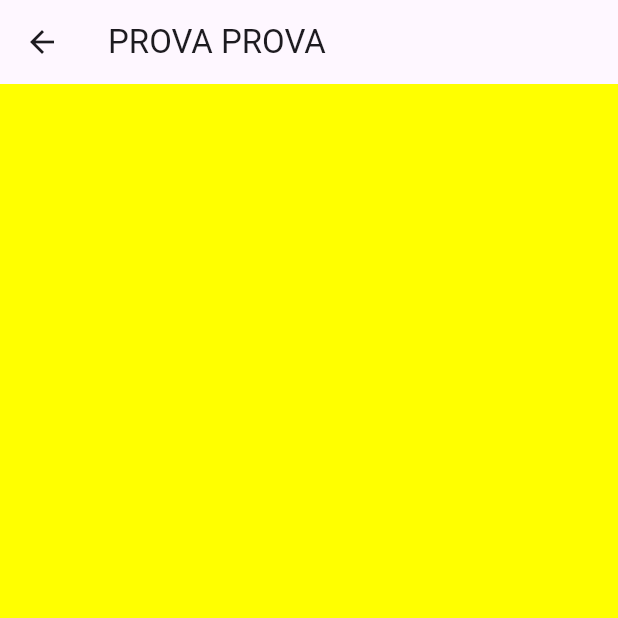
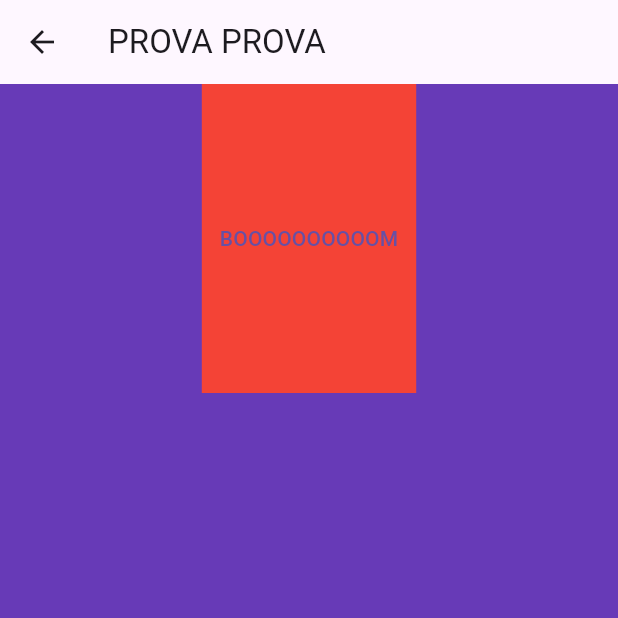
Before and after one commit to AndreiBogdanPislaru/couples_app, a Flutter app: the Home screen opened by its route, on a phone screen of 412 x 824 dp, the top half of it. Run offline on Flutter 3.47's test engine with Material 3 defaults, Android fonts, the phone set to English and light mode, and no system bars; our stand-ins replace get; missing offline and left inert: dart_earcut.

Commit message:
[v 0.1.0b1] Added a first sketch of the draw note module

```diff
--- a/lib/controllers/homeController.dart
+++ b/lib/controllers/homeController.dart
@@ -1,5 +1,9 @@
+import 'dart:ui' as ui;
+
 import 'package:get/get.dart';
 
 class HomeController extends GetxController {
-
+  Rx<ui.Size?> size = Rxn();
+  Rx<ui.Offset> cursorPoint = ui.Offset(0.0, 0.0).obs;
+  RxList<ui.Offset> listOfPoints = <ui.Offset>[].obs;
 }
--- /dev/null
+++ b/lib/customPainter/drawNote.dart
@@ -0,0 +1,24 @@
+import 'dart:ui' as ui;
+
+import 'package:flutter/material.dart';
+
+class DrawNote extends CustomPainter{
+  List<ui.Offset> listOfCursorPosition;
+
+  DrawNote({required this.listOfCursorPosition});
+
+  @override
+  void paint(ui.Canvas canvas, ui.Size size) {
+    for (ui.Offset cursorPoint in listOfCursorPosition) {
+      canvas.drawCircle(cursorPoint, 15, ui.Paint()..color = Colors.white);
+    }
+  }
+
+  @override
+  bool shouldRepaint(covariant CustomPainter oldDelegate) {
+    return true;
+  }
+
+
+
+}
--- a/lib/pages/home.dart
+++ b/lib/pages/home.dart
@@ -1,16 +1,24 @@
 import 'package:flutter/material.dart';
 import 'package:get/get.dart';
 import 'package:heart_bit_love/controllers/homeController.dart';
+import 'package:heart_bit_love/customPainter/drawNote.dart';
 
 class Home extends StatefulWidget {
   Home({Key? key}) : super(key: key);
-  final HomeController controller = Get.put(HomeController());
 
   @override
   State<StatefulWidget> createState() => HomeState();
 }
 
 class HomeState extends State<Home> {
+  final HomeController controller = Get.put(HomeController());
+
+  @override
+  void didChangeDependencies() {
+    super.didChangeDependencies();
+    controller.size.value = MediaQuery.of(context).size;
+  }
+
   @override
   Widget build(BuildContext context) {
     return Scaffold(
@@ -19,16 +27,47 @@ class HomeState extends State<Home> {
       ),
       body: Align(
         child: Container(
-          color: Colors.deepPurple,
-          foregroundDecoration: BoxDecoration.lerp(BoxDecoration(color: Colors.green), BoxDecoration(color: Colors.yellow), 10),
-          child: Expanded(
-            child: Container(
-              color: Colors.deepOrange,
-            ),
-          ),
-        ),
+            color: Colors.deepPurple,
+            child: Column(
+              children: [
+                Container(
+                  height: controller.size.value!.height / 4,
+                  color: Colors.red,
+                  child: TextButton(
+                    onPressed: () {
+                      controller.listOfPoints.clear();
+                    },
+                    child: Text("BOOOOOOOOOOM"),
+                  ),
+                ),
+                Align(
+                  alignment: Alignment.topLeft,
+                  child: Stack(
+                    children: [
+                      Container(
+                        height: 400,
+                        color: Colors.yellow,
+                        child: Obx(
+                          () => CustomPaint(
+                            painter:
+                                DrawNote(listOfCursorPosition: controller.listOfPoints.value),
+                          ),
+                        ),
+                      ),
+                      Container(
+                        height: 600,
+                        child: GestureDetector(
+                          onPanUpdate: (details) {
+                            controller.listOfPoints.add(details.localPosition);
+                          },
+                        ),
+                      )
+                    ],
+                  ),
+                )
+              ],
+            )),
       ),
     );
   }
-
 }
--- a/pubspec.yaml
+++ b/pubspec.yaml
@@ -16,7 +16,7 @@ publish_to: 'none' # Remove this line if you wish to publish to pub.dev
 # https://developer.apple.com/library/archive/documentation/General/Reference/InfoPlistKeyReference/Articles/CoreFoundationKeys.html
 # In Windows, build-name is used as the major, minor, and patch parts
 # of the product and file versions while build-number is used as the build suffix.
-version: 0.0.61+1
+version: 0.1.00+1
 
 environment:
   sdk: '>=3.4.3 <4.0.0'
```
Also changed, not shown: lib/customPainter/introPainter.dart (+6 -4 lines).
